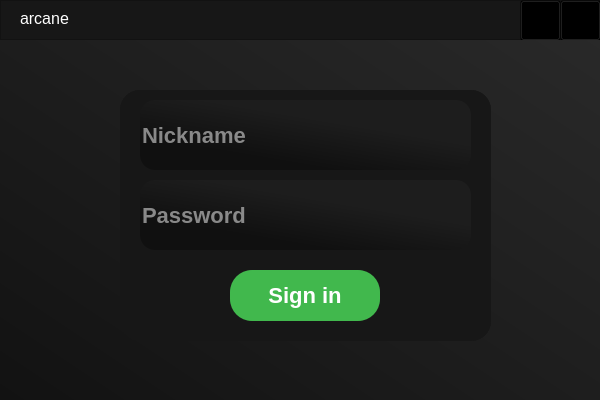
Above: app/src/main_window.ui from neovstan/arcane before the change. Below: the same form after it.
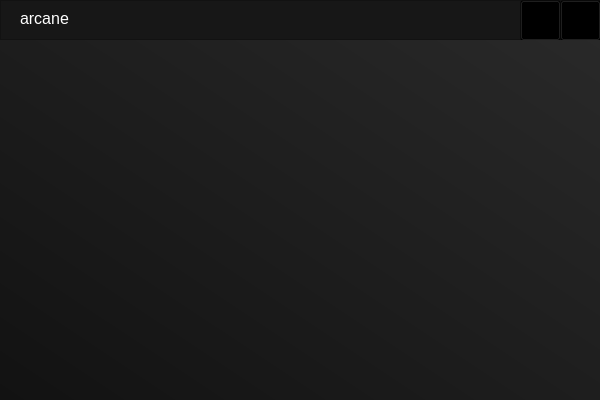
That is the form after the change. Icons and pictures are not drawn.

```diff
--- a/app/src/main_window.ui
+++ b/app/src/main_window.ui
@@ -17,222 +17,10 @@
    <string>arcane</string>
   </property>
   <property name="styleSheet">
-   <string notr="true">background-color: qlineargradient(spread:pad, x1:0, y1:1, x2:1, y2:0, stop:0 rgba(18, 18, 18, 255), stop:1 rgba(42, 42, 42, 255))</string>
+   <string notr="true">QWidget#MainWindow {
+	background-color: qlineargradient(spread:pad, x1:0, y1:1, x2:1, y2:0, stop:0 rgba(18, 18, 18, 255), stop:1 rgba(42, 42, 42, 255))
+}</string>
   </property>
-  <widget class="QFrame" name="authorization">
-   <property name="geometry">
-    <rect>
-     <x>120</x>
-     <y>90</y>
-     <width>371</width>
-     <height>251</height>
-    </rect>
-   </property>
-   <property name="styleSheet">
-    <string notr="true">background-color: rgb(23, 23, 23);
-border-radius: 20px;</string>
-   </property>
-   <property name="frameShape">
-    <enum>QFrame::StyledPanel</enum>
-   </property>
-   <property name="frameShadow">
-    <enum>QFrame::Raised</enum>
-   </property>
-   <widget class="QWidget" name="verticalLayoutWidget">
-    <property name="geometry">
-     <rect>
-      <x>0</x>
-      <y>0</y>
-      <width>371</width>
-      <height>251</height>
-     </rect>
-    </property>
-    <property name="sizePolicy">
-     <sizepolicy hsizetype="Preferred" vsizetype="Minimum">
-      <horstretch>0</horstretch>
-      <verstretch>0</verstretch>
-     </sizepolicy>
-    </property>
-    <property name="minimumSize">
-     <size>
-      <width>0</width>
-      <height>0</height>
-     </size>
-    </property>
-    <layout class="QVBoxLayout" name="layout">
-     <property name="spacing">
-      <number>0</number>
-     </property>
-     <property name="sizeConstraint">
-      <enum>QLayout::SetDefaultConstraint</enum>
-     </property>
-     <property name="leftMargin">
-      <number>20</number>
-     </property>
-     <property name="rightMargin">
-      <number>20</number>
-     </property>
-     <item>
-      <widget class="QLineEdit" name="inputNickname">
-       <property name="minimumSize">
-        <size>
-         <width>0</width>
-         <height>70</height>
-        </size>
-       </property>
-       <property name="contextMenuPolicy">
-        <enum>Qt::NoContextMenu</enum>
-       </property>
-       <property name="styleSheet">
-        <string notr="true">background-color: qlineargradient(spread:pad, x1:0.619, y1:0.334773, x2:0.278727, y2:0.761, stop:0 rgba(29, 29, 29, 255), stop:1 rgba(16, 16, 16, 255));
-border-radius: 15px;
-
-
-/* Текст */
-
-width: 161px;
-height: 37px;
-
-font-family: 'Roboto';
-font-style: normal;
-font-weight: 700;
-font-size: 22px;
-line-height: 22px;
-
-/* identical to box height */
-qproperty-alignment: AlignCenter;
-color: #FFFFFF;</string>
-       </property>
-       <property name="inputMethodHints">
-        <set>Qt::ImhNone</set>
-       </property>
-       <property name="text">
-        <string/>
-       </property>
-       <property name="placeholderText">
-        <string>Nickname</string>
-       </property>
-      </widget>
-     </item>
-     <item>
-      <widget class="QLineEdit" name="inputPassword">
-       <property name="minimumSize">
-        <size>
-         <width>0</width>
-         <height>70</height>
-        </size>
-       </property>
-       <property name="contextMenuPolicy">
-        <enum>Qt::NoContextMenu</enum>
-       </property>
-       <property name="styleSheet">
-        <string notr="true">background-color: qlineargradient(spread:pad, x1:0.619, y1:0.334773, x2:0.278727, y2:0.761, stop:0 rgba(29, 29, 29, 255), stop:1 rgba(16, 16, 16, 255));
-border-radius: 15px;
-
-
-/* Текст */
-
-width: 161px;
-height: 37px;
-
-font-family: 'Roboto';
-font-style: normal;
-font-weight: 700;
-font-size: 22px;
-line-height: 22px;
-
-/* identical to box height */
-qproperty-alignment: AlignCenter;
-color: #FFFFFF;</string>
-       </property>
-       <property name="text">
-        <string/>
-       </property>
-       <property name="echoMode">
-        <enum>QLineEdit::Password</enum>
-       </property>
-       <property name="placeholderText">
-        <string>Password</string>
-       </property>
-      </widget>
-     </item>
-     <item>
-      <widget class="QFrame" name="frame">
-       <property name="sizePolicy">
-        <sizepolicy hsizetype="Minimum" vsizetype="Fixed">
-         <horstretch>0</horstretch>
-         <verstretch>0</verstretch>
-        </sizepolicy>
-       </property>
-       <property name="minimumSize">
-        <size>
-         <width>0</width>
-         <height>70</height>
-        </size>
-       </property>
-       <property name="frameShape">
-        <enum>QFrame::StyledPanel</enum>
-       </property>
-       <property name="frameShadow">
-        <enum>QFrame::Raised</enum>
-       </property>
-       <widget class="QWidget" name="horizontalLayoutWidget">
-        <property name="geometry">
-         <rect>
-          <x>0</x>
-          <y>10</y>
-          <width>331</width>
-          <height>51</height>
-         </rect>
-        </property>
-        <layout class="QHBoxLayout" name="horizontalLayout">
-         <property name="spacing">
-          <number>0</number>
-         </property>
-         <property name="sizeConstraint">
-          <enum>QLayout::SetDefaultConstraint</enum>
-         </property>
-         <item>
-          <widget class="QPushButton" name="buttonSignin">
-           <property name="sizePolicy">
-            <sizepolicy hsizetype="Fixed" vsizetype="Minimum">
-             <horstretch>0</horstretch>
-             <verstretch>0</verstretch>
-            </sizepolicy>
-           </property>
-           <property name="minimumSize">
-            <size>
-             <width>150</width>
-             <height>45</height>
-            </size>
-           </property>
-           <property name="styleSheet">
-            <string notr="true">QPushButton {
-	font-family: 'Roboto';
-	font-style: normal;
-	font-weight: 700;
-	font-size: 22px;
-	line-height: 22px;
-	border-radius: 22px;
-	color: white;
-	background-color: rgb(65, 184, 77);
-}
-QPushButton:hover {
-	background-color: rgb(60, 177, 72);
-}</string>
-           </property>
-           <property name="text">
-            <string>Sign in</string>
-           </property>
-          </widget>
-         </item>
-        </layout>
-       </widget>
-      </widget>
-     </item>
-    </layout>
-   </widget>
-  </widget>
   <widget class="QFrame" name="titleBar">
    <property name="geometry">
     <rect>
```
Left out of the diff: 24 changed lines with no effect on the pictures.
